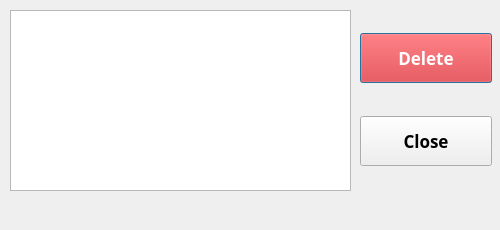
Qt form UI/uifiles/deletemembers.ui (ayushr01/Library-Management-System) before a commit.
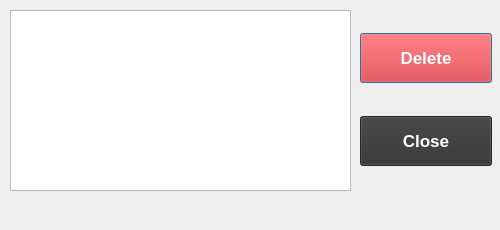
The same form after that commit.

Patch:
```diff
--- a/UI/uifiles/deletemembers.ui
+++ b/UI/uifiles/deletemembers.ui
@@ -30,9 +30,7 @@
   </property>
   <property name="font">
    <font>
-    <family>Trebuchet MS</family>
     <pointsize>13</pointsize>
-    <weight>75</weight>
     <bold>true</bold>
    </font>
   </property>
@@ -95,9 +93,7 @@
    </property>
    <property name="font">
     <font>
-     <family>Trebuchet MS</family>
      <pointsize>13</pointsize>
-     <weight>75</weight>
      <bold>true</bold>
     </font>
    </property>
@@ -115,9 +111,7 @@
       </property>
       <property name="font">
        <font>
-        <family>Trebuchet MS</family>
         <pointsize>13</pointsize>
-        <weight>75</weight>
         <bold>true</bold>
        </font>
       </property>
@@ -140,14 +134,13 @@
       </property>
       <property name="font">
        <font>
-        <family>Trebuchet MS</family>
         <pointsize>13</pointsize>
-        <weight>75</weight>
         <bold>true</bold>
        </font>
       </property>
       <property name="styleSheet">
-       <string notr="true"/>
+       <string notr="true">background-color: #333333;
+color: white;</string>
       </property>
       <property name="text">
        <string>Close</string>
```
Left out of the diff: 4 changed lines with no effect on the pictures.
